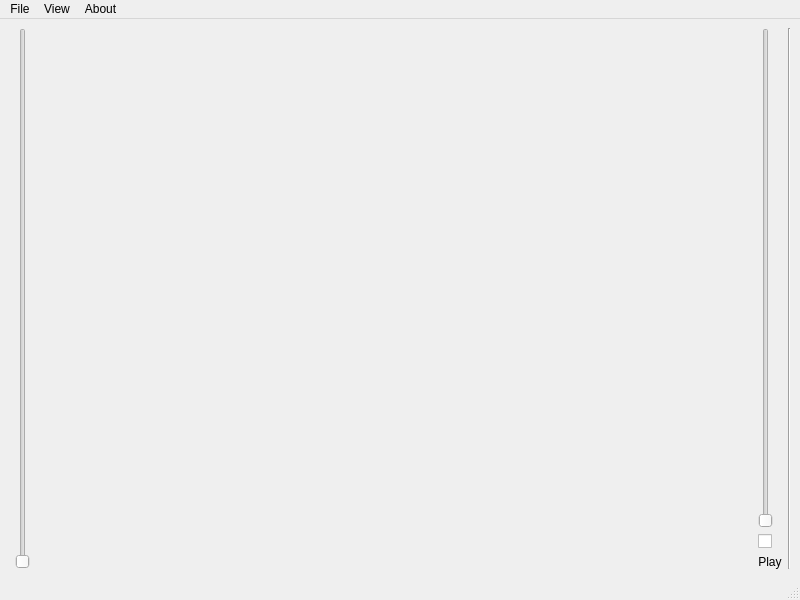
This is src/DicomViewerWindow/DicomMainWindow.ui in Gokulakrishh/DicomViewer as Qt 5 draws it before an edit. The edited form follows.
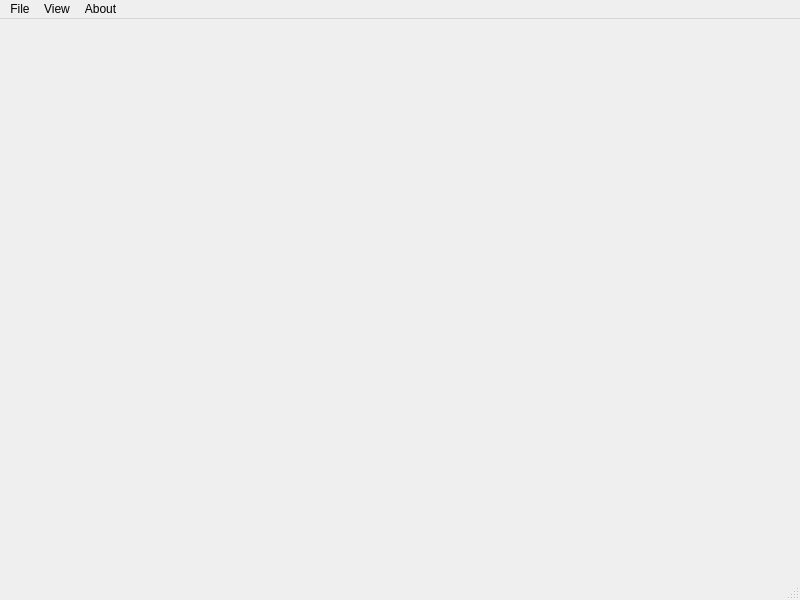
This is the edited form.

Commit message: REL-001: add XA cine MP4 export and clean current baseline

```diff
--- a/src/DicomViewerWindow/DicomMainWindow.ui
+++ b/src/DicomViewerWindow/DicomMainWindow.ui
@@ -27,13 +27,6 @@
         </property>
        </widget>
       </item>
-      <item>
-       <widget class="QSlider" name="contrastVerticalSlider">
-        <property name="orientation">
-         <enum>Qt::Vertical</enum>
-        </property>
-       </widget>
-      </item>
       <item>
        <widget class="QWidget" name="viewerHost">
         <property name="sizePolicy">
@@ -44,50 +37,6 @@
         </property>
        </widget>
       </item>
-      <item>
-       <layout class="QVBoxLayout" name="verticalLayout">
-        <item>
-         <widget class="QSlider" name="imageVerticalSlider">
-          <property name="orientation">
-           <enum>Qt::Vertical</enum>
-          </property>
-         </widget>
-        </item>
-        <item>
-         <widget class="QCheckBox" name="cineCheckBox">
-          <property name="sizePolicy">
-           <sizepolicy hsizetype="Preferred" vsizetype="Fixed">
-            <horstretch>0</horstretch>
-            <verstretch>0</verstretch>
-           </sizepolicy>
-          </property>
-          <property name="text">
-           <string/>
-          </property>
-         </widget>
-        </item>
-        <item>
-         <widget class="QLabel" name="cineLabel">
-          <property name="text">
-           <string>Play</string>
-          </property>
-          <property name="alignment">
-           <set>Qt::AlignHCenter|Qt::AlignTop</set>
-          </property>
-         </widget>
-        </item>
-       </layout>
-      </item>
-      <item>
-       <widget class="QFrame" name="viewerControlsSeparator">
-        <property name="frameShape">
-         <enum>QFrame::VLine</enum>
-        </property>
-        <property name="frameShadow">
-         <enum>QFrame::Sunken</enum>
-        </property>
-       </widget>
-      </item>
      </layout>
     </item>
    </layout>
```
The commit also changes 25 other files.
